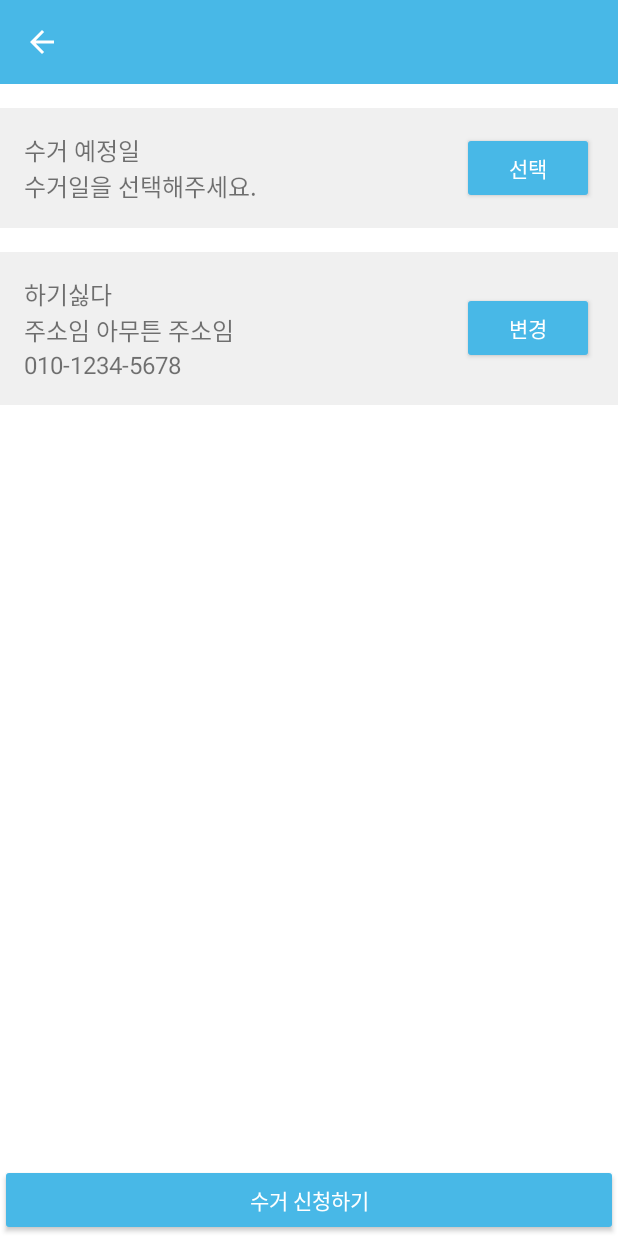
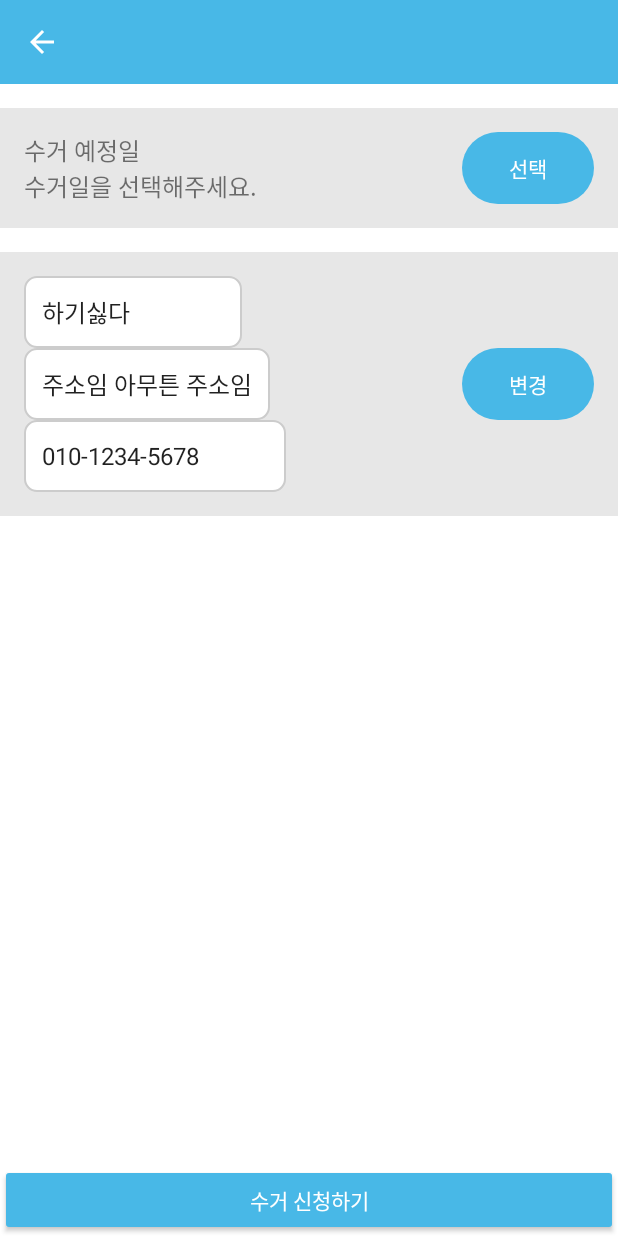
Before and after one commit to heeji-lee/Recycle_App, an Android app: the ReservationDetailActivity screen opened directly, with no data from a screen before it, after a tap on "변경", on a phone screen of 412 x 824 dp. Run offline under Robolectric (Android 15) with nearby library versions, the phone set to English and light mode, and no system bars; network calls fail.

Commit message:
09.13 호진님 "예" 분류 결과 수정. 버튼 디자인 수정.

```diff
--- a/app/src/main/java/com/appliances/recycle/ReservationDetailActivity.kt
+++ b/app/src/main/java/com/appliances/recycle/ReservationDetailActivity.kt
@@ -35,6 +35,9 @@ class ReservationDetailActivity : AppCompatActivity() {
     private lateinit var textMemberName: TextView
     private lateinit var textMemberPhone: TextView
     private lateinit var textAddress: TextView
+    private lateinit var editMemberName: EditText
+    private lateinit var editMemberPhone: EditText
+    private lateinit var editAddress: EditText
     private lateinit var btnSelectDate: Button
     private lateinit var btnEditAddress: Button
 
@@ -44,7 +47,12 @@ class ReservationDetailActivity : AppCompatActivity() {
 
         // View 초기화
         textCollectionDate = findViewById(R.id.collection_date)
-        textAddress = findViewById(R.id.address)
+        textMemberName = findViewById(R.id.member_name)
+        textMemberPhone = findViewById(R.id.member_phone)
+        textAddress = findViewById(R.id.member_address)
+        editMemberName = findViewById(R.id.edit_member_name)
+        editMemberPhone = findViewById(R.id.edit_member_phone)
+        editAddress = findViewById(R.id.edit_address)
         btnSelectDate = findViewById(R.id.btn_select_date)
         btnEditAddress = findViewById(R.id.btn_edit_address)
 
@@ -87,8 +95,29 @@ class ReservationDetailActivity : AppCompatActivity() {
 
         // 수거 정보 수정 버튼 클릭 이벤트
         btnEditAddress.setOnClickListener {
+            // TextView 숨기기
+            textMemberName.visibility = View.GONE
+            textAddress.visibility = View.GONE
+            textMemberPhone.visibility = View.GONE
 
+            // EditText 보이기
+            editMemberName.visibility = View.VISIBLE
+            editAddress.visibility = View.VISIBLE
+            editMemberPhone.visibility = View.VISIBLE
+
+            // 기존 TextView의 값을 EditText에 복사
+            editMemberName.setText(textMemberName.text)
+            editAddress.setText(textAddress.text)
+            editMemberPhone.setText(textMemberPhone.text)
+
+//            val itemDTO = loadItemDTOFromDB()
+//
+//            // 멤버 이름, 전화번호, 주소 등을 TextView에 설정
+//            textMemberName.text = itemDTO?.memberName ?: "이름 없음"
+//            textMemberPhone.text = itemDTO?.memberPhone ?: "전화번호 없음"
+//            textAddress.text = itemDTO?.memberAddress ?: "주소 없음"
         }
+
     }
 
 }
--- a/app/src/main/java/com/appliances/recycle/dto/UserDTO.kt
+++ b/app/src/main/java/com/appliances/recycle/dto/UserDTO.kt
@@ -3,5 +3,6 @@ package com.appliances.recycle.dto
 data class UserDTO(
     val username: String,
     val password: String,
-    val email: String
+    val email: String,
+    val address: String
 )
--- a/app/src/main/res/drawable/rounded_edit_text_with_border.xml
+++ b/app/src/main/res/drawable/edittext_background.xml
@@ -1,6 +1,14 @@
 <?xml version="1.0" encoding="utf-8"?>
 <shape xmlns:android="http://schemas.android.com/apk/res/android">
+
     <solid android:color="@android:color/white" />
+
+    <!-- 둥근 모서리 설정 -->
     <corners android:radius="8dp" />
-    <stroke android:width="1dp" android:color="@android:color/black" />
+
+    <!-- 테두리 색상과 두께 설정 -->
+    <stroke
+        android:width="1dp"
+        android:color="#CCCCCC" />
+
 </shape>
--- a/app/src/main/res/layout/activity_register.xml
+++ b/app/src/main/res/layout/activity_register.xml
@@ -82,6 +82,7 @@
         android:textAllCaps="false"
         android:layout_gravity="center_horizontal"
         android:layout_marginBottom="16dp"
-        android:backgroundTint="@color/btn" />
+        android:backgroundTint="@color/btn"
+        android:background="@drawable/rounded_button_with_border" />
 
 </LinearLayout>
--- a/app/src/main/res/layout/activity_reservation_detail.xml
+++ b/app/src/main/res/layout/activity_reservation_detail.xml
@@ -2,7 +2,7 @@
     xmlns:app="http://schemas.android.com/apk/res-auto"
     xmlns:tools="http://schemas.android.com/tools"
     android:id="@+id/resv"
-    android:background="#FFFFFF"
+    android:background="@color/white"
     android:layout_width="match_parent"
     android:layout_height="match_parent">
 
@@ -33,8 +33,7 @@
                 android:layout_width="match_parent"
                 android:layout_height="wrap_content"
                 android:orientation="vertical"
-                android:background="#F0F0F0"
-
+                android:background="#E7E7E7"
                 android:id="@+id/layout_product_info"
                 android:layout_marginBottom="16dp">
 
@@ -53,7 +52,7 @@
                 android:layout_width="match_parent"
                 android:layout_height="wrap_content"
                 android:orientation="horizontal"
-                android:background="#F0F0F0"
+                android:background="#E7E7E7"
                 android:padding="16dp"
                 android:layout_marginBottom="16dp">
 
@@ -85,6 +84,7 @@
                     android:layout_width="wrap_content"
                     android:layout_height="wrap_content"
                     android:backgroundTint="@color/btn"
+                    android:background="@drawable/rounded_button_with_border"
                     android:textColor="@android:color/white"
                     android:text="선택" />
 
@@ -95,7 +95,7 @@
                 android:layout_width="match_parent"
                 android:layout_height="wrap_content"
                 android:orientation="horizontal"
-                android:background="#F0F0F0"
+                android:background="#E7E7E7"
                 android:padding="16dp"
                 android:gravity="center_vertical">
 
@@ -112,11 +112,31 @@
                         android:text="하기싫다"
                         android:textSize="16sp" />
 
+                    <EditText
+                        android:id="@+id/edit_member_name"
+                        android:layout_width="wrap_content"
+                        android:layout_height="wrap_content"
+                        android:hint="이름을 입력하세요"
+                        android:background="@drawable/edittext_background"
+                        android:padding="12dp"
+                        android:visibility="gone"
+                        android:textSize="16sp" />
+
                     <TextView
-                        android:id="@+id/address"
+                        android:id="@+id/member_address"
                         android:layout_width="wrap_content"
                         android:layout_height="wrap_content"
                         android:text="주소임 아무튼 주소임"
+                        android:textSize="16sp" />
+
+                    <EditText
+                        android:id="@+id/edit_address"
+                        android:layout_width="wrap_content"
+                        android:layout_height="wrap_content"
+                        android:background="@drawable/edittext_background"
+                        android:padding="12dp"
+                        android:hint="주소를 입력하세요"
+                        android:visibility="gone"
                         android:textSize="16sp" />
 
                     <TextView
@@ -126,6 +146,17 @@
                         android:text="010-1234-5678"
                         android:textSize="16sp" />
 
+                    <EditText
+                        android:id="@+id/edit_member_phone"
+                        android:layout_width="wrap_content"
+                        android:layout_height="wrap_content"
+                        android:background="@drawable/edittext_background"
+                        android:padding="12dp"
+                        android:hint="전화번호를 입력하세요"
+                        android:visibility="gone"
+                        android:inputType="phone"
+                        android:textSize="16sp" />
+
                 </LinearLayout>
 
                 <Button
@@ -133,6 +164,7 @@
                     android:layout_width="wrap_content"
                     android:layout_height="wrap_content"
                     android:backgroundTint="@color/btn"
+                    android:background="@drawable/rounded_button_with_border"
                     android:textColor="@android:color/white"
                     android:text="변경" />
 
--- a/app/src/main/res/layout/dialog_classification_result.xml
+++ b/app/src/main/res/layout/dialog_classification_result.xml
@@ -24,7 +24,8 @@
         android:text="예"
         android:layout_marginBottom="8dp"
         android:textColor="@android:color/white"
-        android:backgroundTint="@color/btn" />
+        android:backgroundTint="@color/btn"
+        android:background="@drawable/rounded_button_with_border" />
 
     <!-- "아니요" 버튼 -->
     <Button
@@ -32,5 +33,6 @@
         android:layout_width="match_parent"
         android:layout_height="wrap_content"
         android:text="아니요"
-        android:textColor="@android:color/white" />
+        android:backgroundTint="#E7E7E7"
+        android:background="@drawable/rounded_button_with_border" />
 </LinearLayout>
--- a/app/src/main/res/layout/fragment_home.xml
+++ b/app/src/main/res/layout/fragment_home.xml
@@ -35,6 +35,7 @@
                 android:text="수거신청"
                 android:textColor="@android:color/white"
                 android:backgroundTint="@color/btn"
+                android:background="@drawable/rounded_button_with_border"
                 android:layout_below="@id/mainImage"
                 android:layout_marginTop="40dp"
                 android:layout_marginStart="32dp"
@@ -48,6 +49,7 @@
                 android:text="공지사항"
                 android:textColor="@android:color/white"
                 android:backgroundTint="@color/btn"
+                android:background="@drawable/rounded_button_with_border"
                 android:layout_below="@id/btnRequestPickup"
                 android:layout_marginTop="10dp"
                 android:layout_marginStart="32dp"
@@ -61,6 +63,7 @@
                 android:text="수거현황"
                 android:textColor="@android:color/white"
                 android:backgroundTint="@color/btn"
+                android:background="@drawable/rounded_button_with_border"
                 android:layout_below="@id/btnNotice"
                 android:layout_marginTop="10dp"
                 android:layout_marginStart="32dp"
--- a/app/src/main/res/layout/fragment_product.xml
+++ b/app/src/main/res/layout/fragment_product.xml
@@ -49,6 +49,7 @@
         android:text="주문하기"
         android:textColor="@android:color/white"
         android:backgroundTint="@color/btn"
+        android:background="@drawable/rounded_button_with_border"
         android:padding="16dp"
         android:layout_margin="16dp"/>
 
--- a/app/src/main/res/layout/item_row_layout.xml
+++ b/app/src/main/res/layout/item_row_layout.xml
@@ -3,6 +3,7 @@
     android:layout_height="wrap_content"
     android:orientation="horizontal"
     android:padding="16dp">
+
     <ImageView
         android:id="@+id/productImage"
         android:layout_width="80dp"
@@ -30,6 +31,7 @@
         android:id="@+id/delete_button"
         android:layout_width="wrap_content"
         android:layout_height="wrap_content"
-        android:text="삭제" />
+        android:text="삭제"
+        android:backgroundTint="#E7E7E7" />
     </LinearLayout>
 </LinearLayout>
```
Also changed, not shown: app/src/main/java/com/appliances/recycle/ProductFragment.kt (+12 -35 lines), app/src/main/res/drawable/rounded_button_with_border.xml (+6 -18 lines), app/src/main/res/layout/activity_main.xml (+6 -4 lines).
